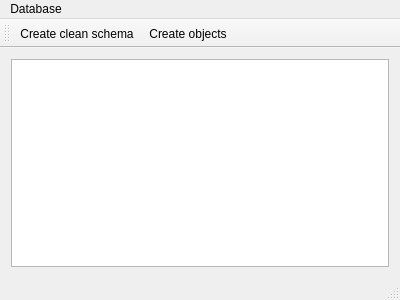
Old version of the form ui_tests/mainwindow.ui in the repository Kampfgnom/QPersistence.
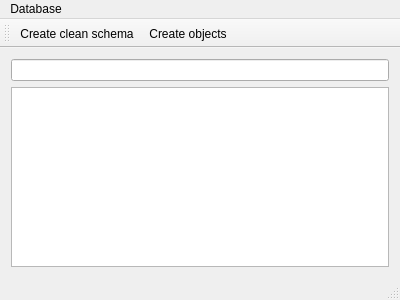
New version of the form.

```diff
--- a/ui_tests/mainwindow.ui
+++ b/ui_tests/mainwindow.ui
@@ -14,9 +14,16 @@
    <string>MainWindow</string>
   </property>
   <widget class="QWidget" name="centralWidget">
-   <layout class="QHBoxLayout" name="horizontalLayout">
+   <layout class="QVBoxLayout" name="verticalLayout">
     <item>
-     <widget class="QTreeView" name="treeView"/>
+     <widget class="QLineEdit" name="lineEdit"/>
+    </item>
+    <item>
+     <widget class="QTreeView" name="treeView">
+      <property name="sortingEnabled">
+       <bool>true</bool>
+      </property>
+     </widget>
     </item>
    </layout>
   </widget>
```
